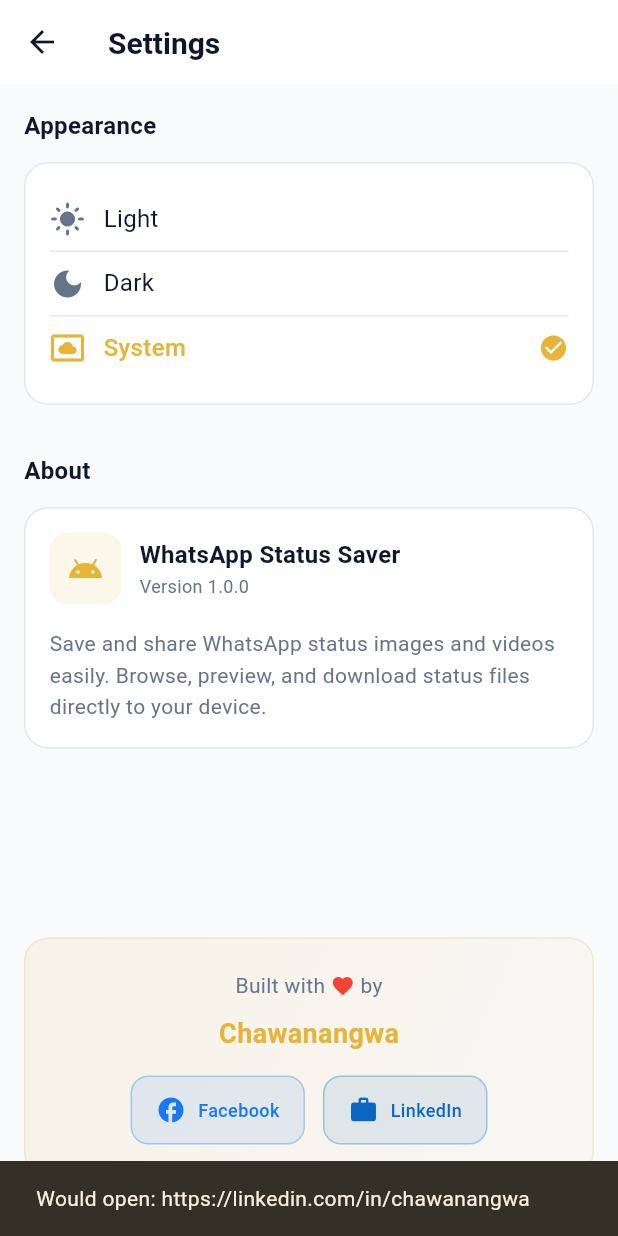
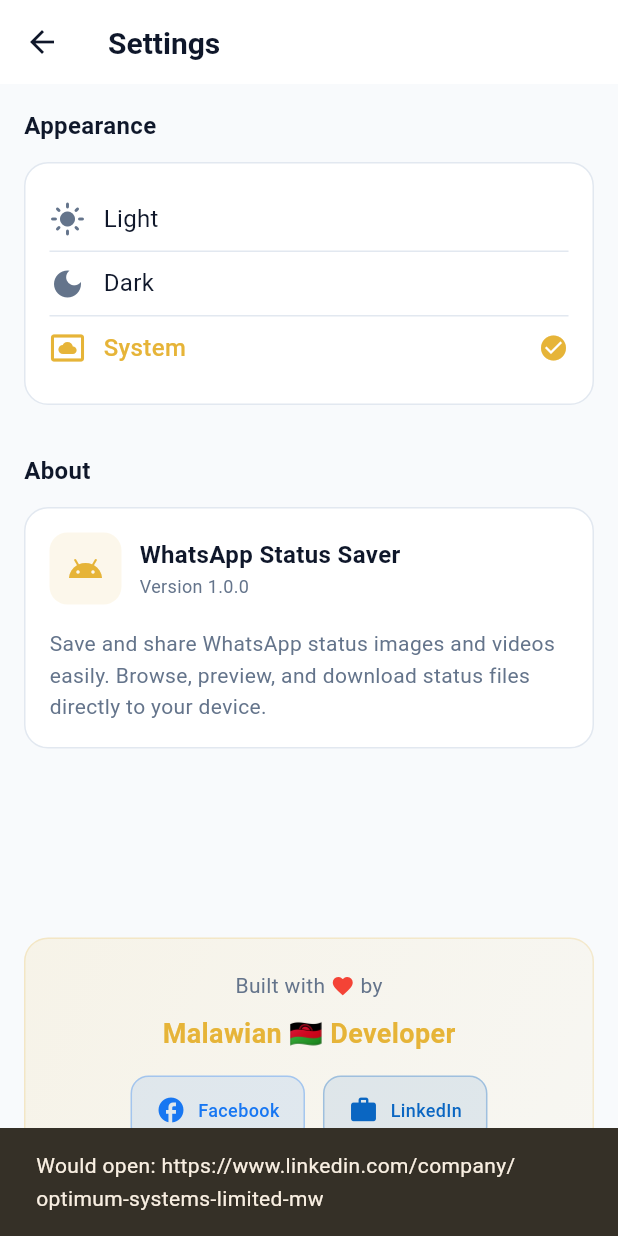
Before and after one commit to ChawerKamanga/just_wa_status_saver, a Flutter app: the SettingsScreen screen opened by its route, after a tap on "LinkedIn", on a phone screen of 412 x 824 dp. Run offline on Flutter 3.47's test engine with Material 3 defaults, Android fonts, the phone set to English and light mode, and no system bars; our stand-ins replace go_router, permission_handler, share_plus, video_player; missing offline and left inert: external_path.

Commit message:
updated the settings page

```diff
--- a/lib/features/settings/presentation/pages/settings_screen.dart
+++ b/lib/features/settings/presentation/pages/settings_screen.dart
@@ -250,7 +250,7 @@
           ),
           const SizedBox(height: AppDimensions.spacing8),
           Text(
-            'Chawanangwa',
+            'Malawian 🇲🇼 Developer',
             style: AppTextStyles.titleLarge.copyWith(
               fontWeight: FontWeight.bold,
               color: AppColors.primary,
@@ -266,7 +266,7 @@
                 label: 'Facebook',
                 color: const Color(0xFF1877F2),
                 onTap: () =>
-                    _launchUrl(context, 'https://facebook.com/chawanangwa'),
+                    _launchUrl(context, 'https://facebook.com/optimumsystemsltd'),
               ),
               const SizedBox(width: AppDimensions.spacing12),
               _buildSocialButton(
@@ -275,7 +275,7 @@
                 label: 'LinkedIn',
                 color: const Color(0xFF0A66C2),
                 onTap: () =>
-                    _launchUrl(context, 'https://linkedin.com/in/chawanangwa'),
+                    _launchUrl(context, 'https://www.linkedin.com/company/optimum-systems-limited-mw'),
               ),
             ],
           ),
```
